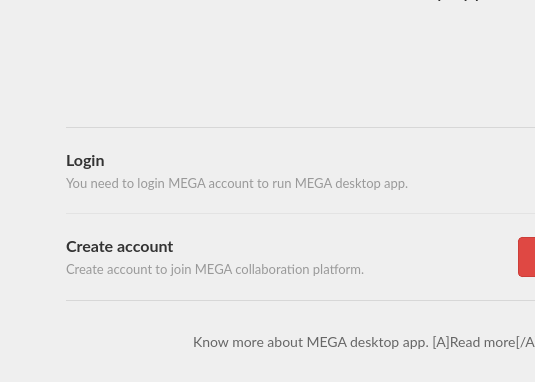
Qt form src/MEGASync/gui/win/InfoWizard.ui (meganz/MEGAsync) before a commit; both pictures show x 0 to 535 and y 159 to 541 of the 732 by 541 pixel window.
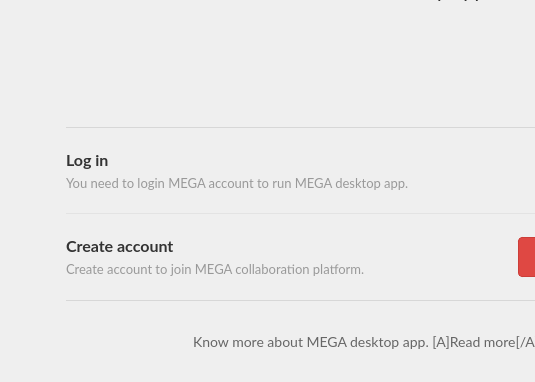
The same form after that commit. Icons and pictures are not drawn.

Commit message: SNC-2306: Translation strings changed from "Login" to "Log in"

The edit to the form file:
```diff
--- a/src/MEGASync/gui/win/InfoWizard.ui
+++ b/src/MEGASync/gui/win/InfoWizard.ui
@@ -990,7 +990,7 @@
                <item>
                 <widget class="QLabel" name="lLoginTitle">
                  <property name="text">
-                  <string>Login</string>
+                  <string>Log in</string>
                  </property>
                 </widget>
                </item>
```
The commit also changes 4 other files.
